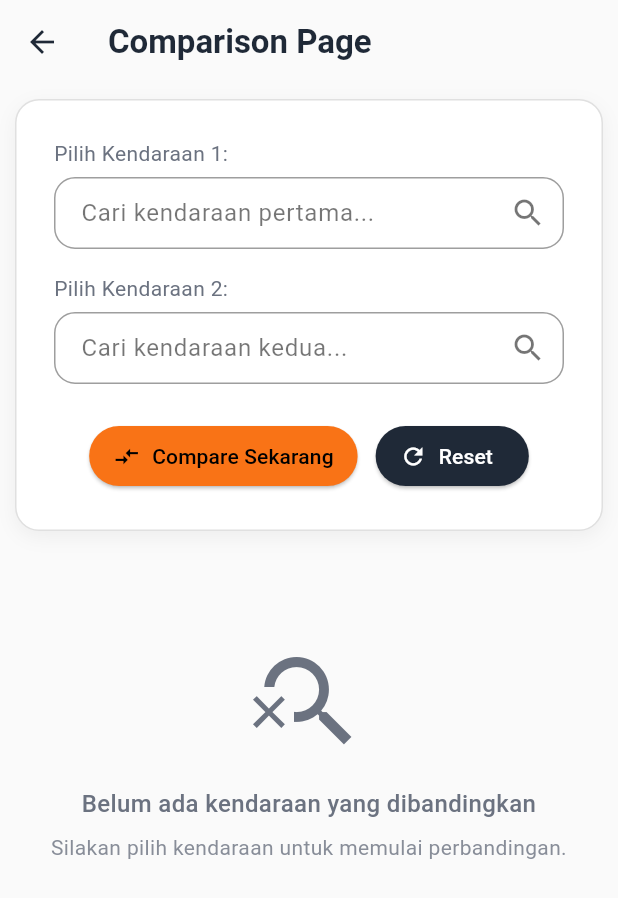
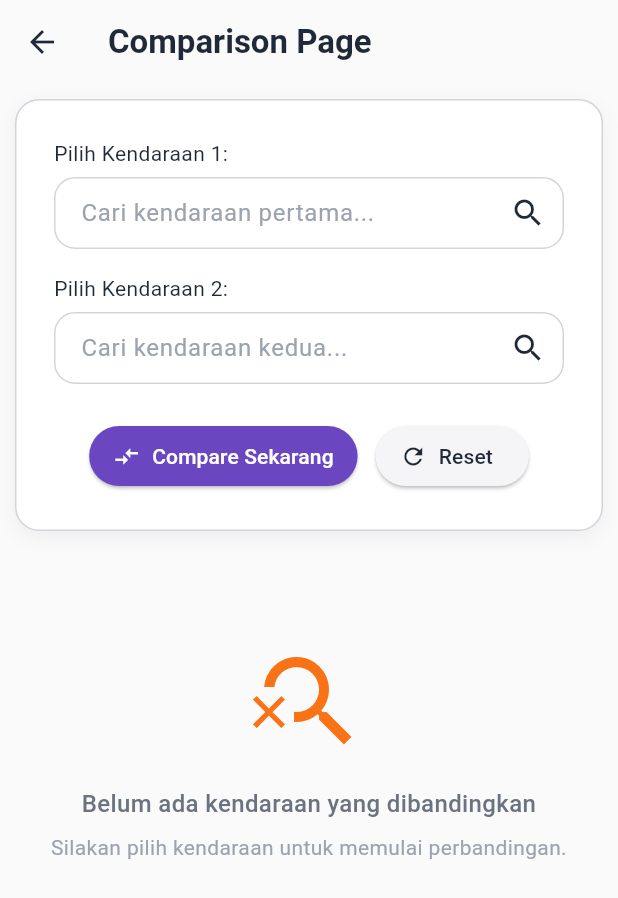
Before and after one commit to mazkama/infoev-mobile, a Flutter app: the EVComparisonPage screen opened by its route, on a phone screen of 412 x 824 dp. Shown: the top 898 px of the screen. Run offline on Flutter 3.47's test engine with Material 3 defaults, Android fonts, the phone set to English and light mode, and no system bars; our stand-ins replace cached_network_image, flutter_widget_from_html, get, google_fonts, google_maps_flutter, google_sign_in and 2 more; accounts and stored records are empty; network calls fail.

Commit message:
Compare in Light Mode

```diff
--- a/lib/app/modules/ev_comparison/views/EvComparePage.dart
+++ b/lib/app/modules/ev_comparison/views/EvComparePage.dart
@@ -56,19 +56,19 @@ class _EVComparisonPageState extends State<EVComparisonPage> {
                   borderRadius: BorderRadius.circular(16),
                   boxShadow: [
                     BoxShadow(
-                      color: Colors.black.withOpacity(0.05),
+                      color: AppColors.shadowMedium.withOpacity(0.05),
                       blurRadius: 10,
                       offset: const Offset(0, 4),
                     ),
                   ],
-                  border: Border.all(color: Colors.grey[300]!),
+                  border: Border.all(color: AppColors.borderMedium),
                 ),
                 child: Column(
                   crossAxisAlignment: CrossAxisAlignment.start,
                   children: [
                     Text(
                       'Pilih Kendaraan 1:',
-                      style: TextStyle(color: AppColors.secondaryTextColor),
+                      style: TextStyle(color: AppColors.textColor),
                     ),
                     const SizedBox(height: 6),
                     EVSearchField(
@@ -79,7 +79,7 @@ class _EVComparisonPageState extends State<EVComparisonPage> {
                     const SizedBox(height: 16),
                     Text(
                       'Pilih Kendaraan 2:',
-                      style: TextStyle(color: AppColors.secondaryTextColor),
+                      style: TextStyle(color: AppColors.textColor),
                     ),
                     const SizedBox(height: 6),
                     EVSearchField(
@@ -93,7 +93,7 @@ class _EVComparisonPageState extends State<EVComparisonPage> {
                         child: Padding(
                           padding: EdgeInsets.symmetric(vertical: 24),
                           child: CircularProgressIndicator(
-                            color: AppColors.accentColor,
+                            color: AppColors.secondaryColor,
                           ),
                         ),
                       ),
@@ -106,8 +106,8 @@ class _EVComparisonPageState extends State<EVComparisonPage> {
                           icon: const Icon(Icons.compare_arrows),
                           label: const Text('Compare Sekarang'),
                           style: ElevatedButton.styleFrom(
-                            backgroundColor: AppColors.accentColor,
-                            foregroundColor: Colors.black,
+                            backgroundColor: AppColors.primaryColor,
+                            foregroundColor: AppColors.textOnPrimary,
                             padding: const EdgeInsets.symmetric(
                               horizontal: 16,
                               vertical: 8,
@@ -124,8 +124,8 @@ class _EVComparisonPageState extends State<EVComparisonPage> {
                           icon: const Icon(Icons.refresh),
                           label: const Text('Reset'),
                           style: ElevatedButton.styleFrom(
-                            backgroundColor: AppColors.textColor,
-                            foregroundColor: Colors.white,
+                            backgroundColor: AppColors.backgroundSecondary,
+                            foregroundColor: AppColors.textColor,
                           ),
                         ),
                       ],
@@ -185,12 +185,12 @@ class PlaceholderCard extends StatelessWidget {
         borderRadius: BorderRadius.circular(16),
         boxShadow: [
           BoxShadow(
-            color: Colors.black.withOpacity(0.05),
+            color: AppColors.shadowMedium.withOpacity(0.05),
             blurRadius: 10,
             offset: const Offset(0, 4),
           ),
         ],
-        border: Border.all(color: Colors.grey[400]!),
+        border: Border.all(color: AppColors.borderMedium),
       ),
       alignment: Alignment.center,
       child: Text(
--- a/lib/app/modules/ev_comparison/views/widgets/EmptyComparisonView.dart
+++ b/lib/app/modules/ev_comparison/views/widgets/EmptyComparisonView.dart
@@ -16,13 +16,13 @@ class EmptyComparisonView extends StatelessWidget {
             Icon(
               Icons.search_off,
               size: 80,
-              color: AppColors.secondaryTextColor,
+              color: AppColors.secondaryColor,
             ),
             const SizedBox(height: 16),
             Text(
               'Belum ada kendaraan yang dibandingkan',
               style: TextStyle(
-                color: AppColors.secondaryTextColor,
+                color: AppColors.textSecondary,
                 fontSize: 16,
                 fontWeight: FontWeight.w500,
               ),
@@ -32,7 +32,7 @@ class EmptyComparisonView extends StatelessWidget {
             Text(
               'Silakan pilih kendaraan untuk memulai perbandingan.',
               style: TextStyle(
-                color: AppColors.secondaryTextColor.withOpacity(0.8),
+                color: AppColors.textTertiary,
                 fontSize: 14,
               ),
               textAlign: TextAlign.center,
--- a/lib/app/modules/ev_comparison/views/widgets/VehicleSearchBox.dart
+++ b/lib/app/modules/ev_comparison/views/widgets/VehicleSearchBox.dart
@@ -2,6 +2,7 @@ import 'package:flutter/material.dart';
 import 'package:get/get.dart';
 import 'package:infoev/app/modules/ev_comparison/controllers/EvCompareController.dart';
 import 'package:cached_network_image/cached_network_image.dart';
+import 'package:infoev/app/styles/app_colors.dart';
 import 'package:shimmer/shimmer.dart';
 
 class EVSearchField extends StatefulWidget {
@@ -60,28 +61,28 @@ class _EVSearchFieldState extends State<EVSearchField> {
       children: [
         TextField(
           controller: _controller,
-          style: const TextStyle(color: Colors.black),
+          style: const TextStyle(color: AppColors.textColor),
           onChanged: _searchVehicles,
           decoration: InputDecoration(
             hintText: widget.hintText,
-            hintStyle: const TextStyle(color: Colors.black54),
+            hintStyle: const TextStyle(color: AppColors.textTertiary),
             filled: true,
-            fillColor: Colors.white,
+            fillColor: AppColors.cardBackgroundColor,
             contentPadding: const EdgeInsets.symmetric(
               horizontal: 14,
               vertical: 12,
             ),
             border: OutlineInputBorder(
               borderRadius: BorderRadius.circular(14),
-              borderSide: const BorderSide(color: Colors.grey),
+              borderSide: const BorderSide(color: AppColors.borderMedium),
             ),
             enabledBorder: OutlineInputBorder(
               borderRadius: BorderRadius.circular(14),
-              borderSide: const BorderSide(color: Colors.grey),
+              borderSide: const BorderSide(color: AppColors.borderMedium),
             ),
             focusedBorder: OutlineInputBorder(
               borderRadius: BorderRadius.circular(14),
-              borderSide: const BorderSide(color: Colors.amber),
+              borderSide: const BorderSide(color: AppColors.primaryColor),
             ),
             suffixIcon:
                 _isLoading
@@ -89,12 +90,12 @@ class _EVSearchFieldState extends State<EVSearchField> {
                       padding: EdgeInsets.all(5),
                       child: CircularProgressIndicator(
                         strokeWidth: 2,
-                        color: Colors.amber,
+                        color: AppColors.secondaryColor,
                       ),
                     )
                     : (_controller.text.isNotEmpty
                         ? IconButton(
-                          icon: const Icon(Icons.clear, color: Colors.black54),
+                          icon: const Icon(Icons.clear, color: AppColors.textColor),
                           onPressed: () {
                             setState(() {
                               _controller.clear();
@@ -102,23 +103,23 @@ class _EVSearchFieldState extends State<EVSearchField> {
                             });
                           },
                         )
-                        : const Icon(Icons.search, color: Colors.black54)),
+                        : const Icon(Icons.search, color: AppColors.textColor)),
           ),
         ),
         if (_results.isNotEmpty)
           Container(
             margin: const EdgeInsets.only(top: 8),
             decoration: BoxDecoration(
-              color: Colors.white,
+              color: AppColors.cardBackgroundColor,
               borderRadius: BorderRadius.circular(12),
               boxShadow: [
                 BoxShadow(
-                  color: Colors.black.withOpacity(0.1),
+                  color: AppColors.shadowMedium.withOpacity(0.1),
                   blurRadius: 6,
                   offset: const Offset(0, 3),
                 ),
               ],
-              border: Border.all(color: Colors.grey[300]!),
+              border: Border.all(color: AppColors.borderLight),
             ),
             child: SizedBox(
               height: 260,
@@ -127,7 +128,7 @@ class _EVSearchFieldState extends State<EVSearchField> {
                 itemCount: _results.length,
                 separatorBuilder:
                     (_, __) => Divider(
-                      color: Colors.grey[300],
+                      color: AppColors.dividerColor,
                       height: 1,
                       indent: 12,
                       endIndent: 12,
@@ -144,19 +145,19 @@ class _EVSearchFieldState extends State<EVSearchField> {
                       child: CachedNetworkImage(
                       imageUrl: vehicle['thumbnail_url'],
                       placeholder: (context, url) => Shimmer.fromColors(
-                        baseColor: Colors.grey.shade300,
-                        highlightColor: Colors.grey.shade100,
+                        baseColor: AppColors.shimmerBase,
+                        highlightColor: AppColors.shimmerHighlight,
                         child: Container(
                         height: 48,
                         width: 48,
-                        color: Colors.grey.shade300,
+                        color: AppColors.shimmerBase,
                         ),
                       ),
                       errorWidget: (context, url, error) => Container(
                         height: 48,
                         width: 48,
-                        color: Colors.grey[300],
-                        child: const Icon(Icons.error, color: Colors.redAccent),
+                        color: AppColors.cardBackgroundColor,
+                        child: const Icon(Icons.error, color: AppColors.errorColor),
                       ),
                       height: 48,
                       width: 48,
@@ -166,20 +167,20 @@ class _EVSearchFieldState extends State<EVSearchField> {
                     title: Text(
                       '${vehicle['brand']['name']} ${vehicle['name']}',
                       style: const TextStyle(
-                        color: Colors.black87,
+                        color: AppColors.textColor,
                         fontWeight: FontWeight.w500,
                       ),
                     ),
                     subtitle: Text(
                       'Tahun ${double.parse(vehicle['pivot']['value'].toString()).toStringAsFixed(0)}',
-                      style: TextStyle(color: Colors.grey[600], fontSize: 12),
+                      style: TextStyle(color: AppColors.textSecondary, fontSize: 12),
                     ),
                     onTap:
                         () => {
                           _selectVehicle(vehicle),
                           FocusManager.instance.primaryFocus?.unfocus(),
                         },
-                    hoverColor: Colors.grey[100],
+                    hoverColor: AppColors.backgroundColor,
                     shape: RoundedRectangleBorder(
                       borderRadius: BorderRadius.circular(10),
                     ),
```
Also changed, not shown: lib/app/modules/ev_comparison/views/widgets/ComparisonTable.dart (+8 -7 lines), lib/app/modules/ev_comparison/views/widgets/EvCard.dart (+11 -10 lines).
